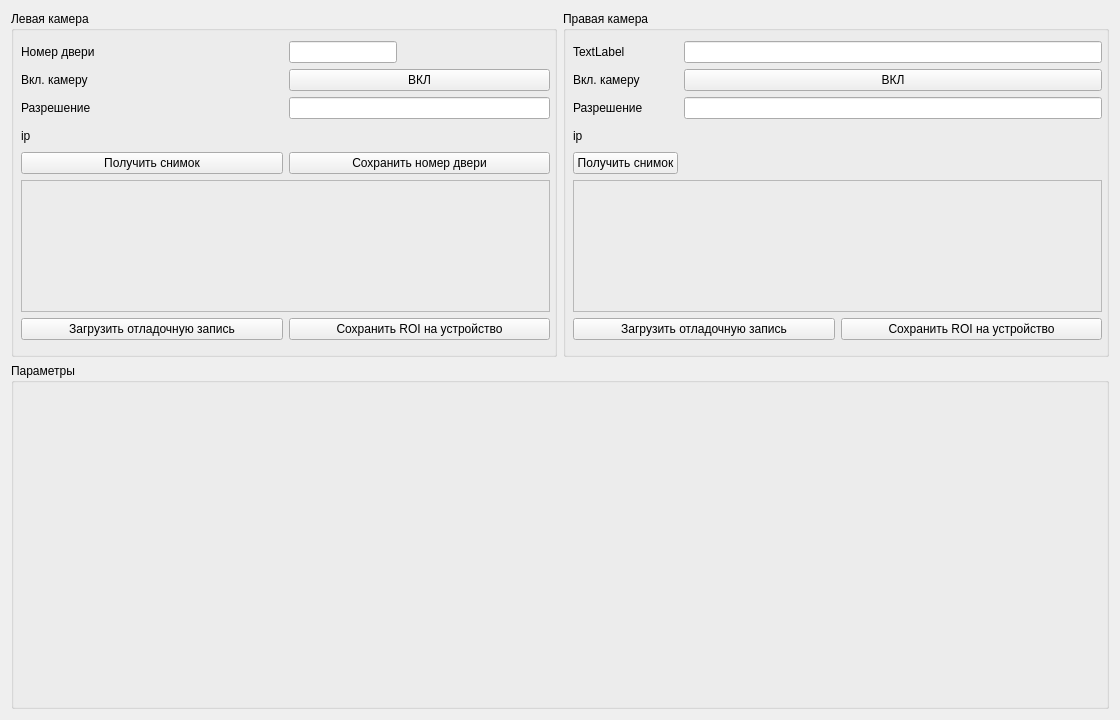
The window that mainwindow.ui (kofed/kudr2) describes before a commit, drawn with Qt 5.
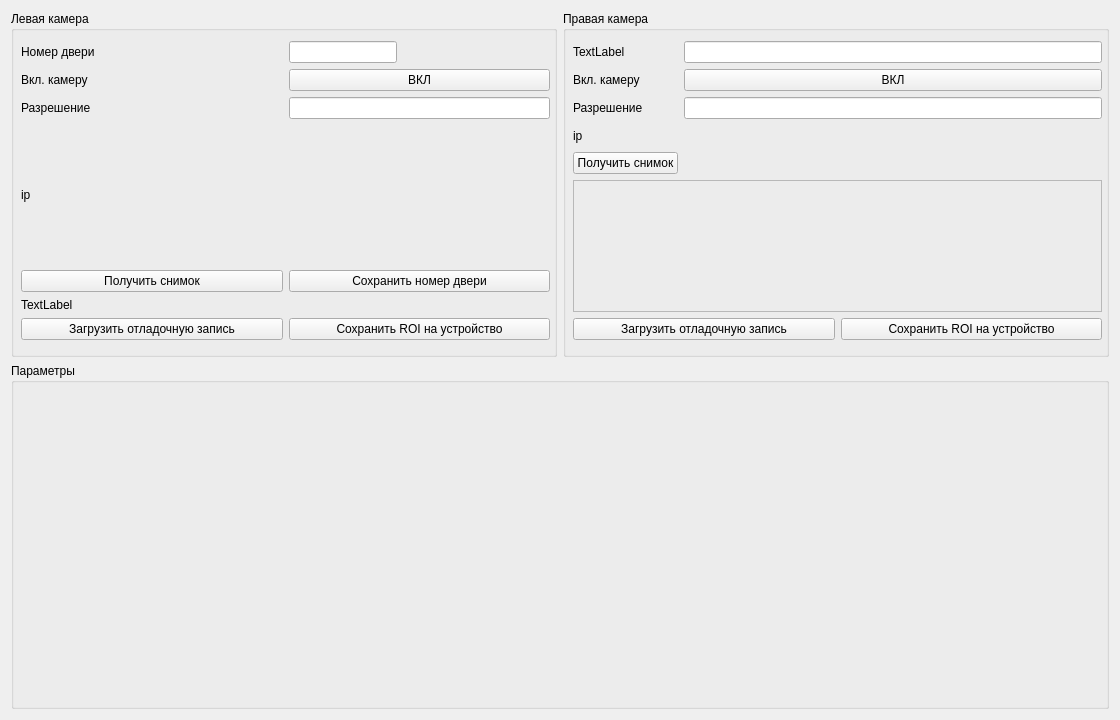
The same window after the commit.

Diff of the .ui file:
```diff
--- a/mainwindow.ui
+++ b/mainwindow.ui
@@ -36,7 +36,7 @@
              <height>321</height>
             </rect>
            </property>
-           <layout class="QVBoxLayout" name="verticalLayout_2" stretch="1,1,1">
+           <layout class="QVBoxLayout" name="verticalLayout_2" stretch="1,0,1">
             <property name="sizeConstraint">
              <enum>QLayout::SetMaximumSize</enum>
             </property>
@@ -120,12 +120,9 @@
              </layout>
             </item>
             <item>
-             <widget class="QFrame" name="frame">
-              <property name="frameShape">
-               <enum>QFrame::StyledPanel</enum>
-              </property>
-              <property name="frameShadow">
-               <enum>QFrame::Raised</enum>
+             <widget class="QLabel" name="lPngLabel">
+              <property name="text">
+               <string>TextLabel</string>
               </property>
              </widget>
             </item>
```
